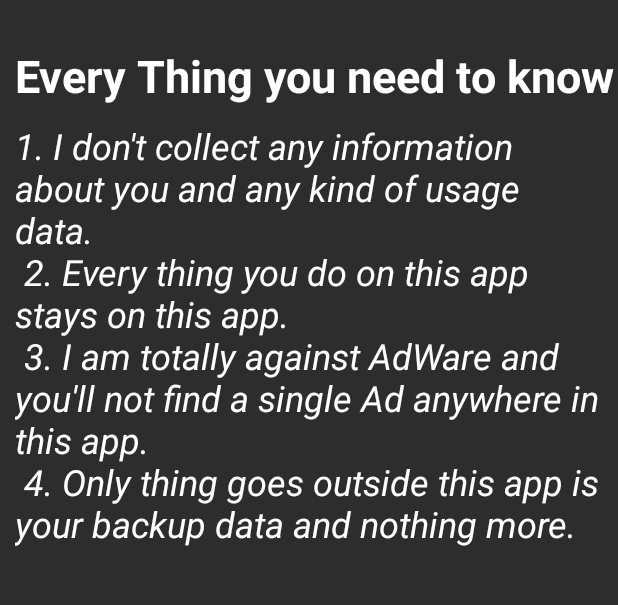
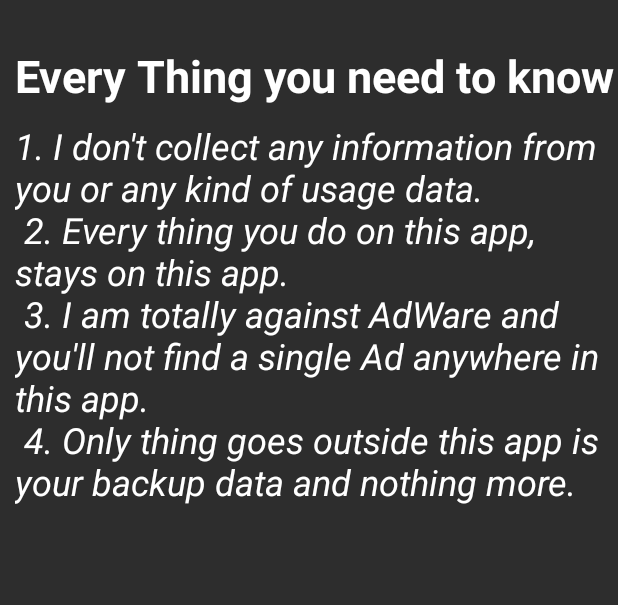
Before and after one commit to thisisfaisalhere/PasswordBro, an Android app: the PrivacyActivity screen opened directly, with no data from a screen before it, on a phone screen of 412 x 824 dp, the part 513-1118 px from its top. Run offline under Robolectric (Android 15) with nearby library versions, the phone set to English and light mode, and no system bars.

Commit message:
big fixes

```diff
--- a/app/src/main/res/values/strings.xml
+++ b/app/src/main/res/values/strings.xml
@@ -35,15 +35,14 @@
     <!-- Sync Preferences -->
     <string name="sync_title">Backup to Drive</string>
     <string name="privacy_title">Every Thing you need to know</string>
-    <string name="privacy_subtitle">1. I don\'t collect any information about you and any kind of usage data.\n
-                                    2. Every thing you do on this app stays on this app.\n
+    <string name="privacy_subtitle">1. I don\'t collect any information from you or any kind of usage data.\n
+                                    2. Every thing you do on this app, stays on this app.\n
                                     3. I am totally against AdWare and you\'ll not find a single Ad anywhere in this app.\n
                                     4. Only thing goes outside this app is your backup data and nothing more.\n</string>
     <string name="privacy">privacy_logo</string>
     <string name="share_title">Share</string>
     <string name="share_logo">share_logo</string>
     <string name="share_subtitle">Loved the app?\nShare with your friends.</string>
-    <string name="share_message">I have download this app.\n
-        It helps in managing password easy and its really secure\n
+    <string name="share_message">I have download this app.\nIt helps me in managing my passwords.\nIt is easy to use and is really secure\n
         Download it here: https://tinyurl.com/passwordbro</string>
 </resources>
```
